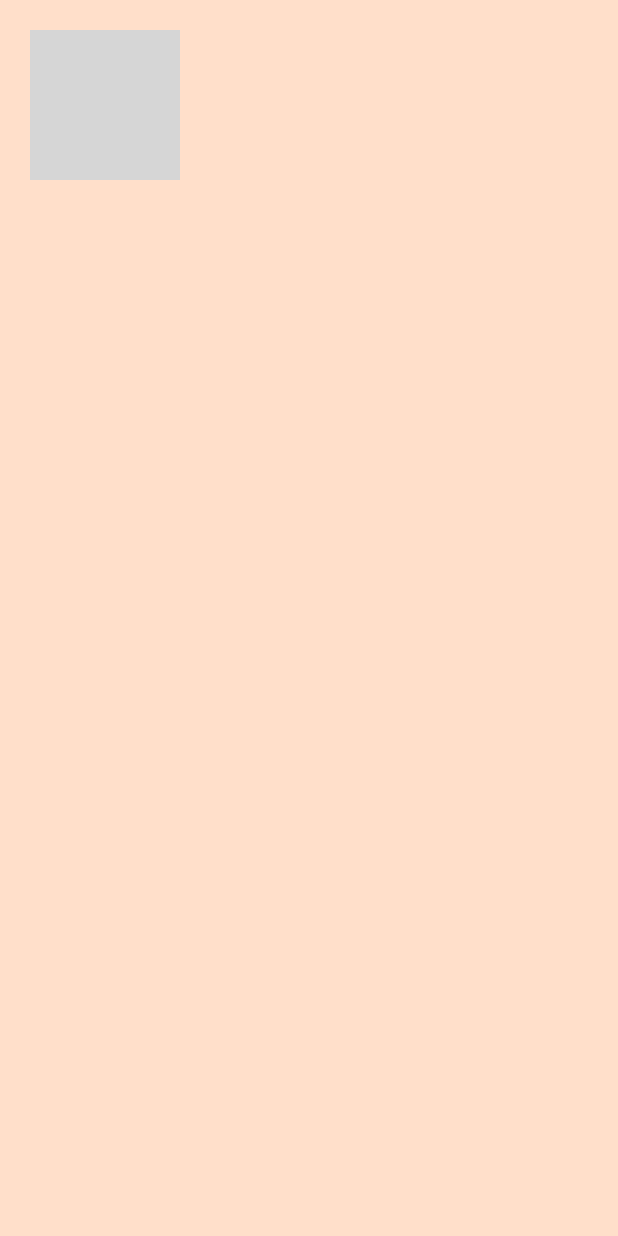
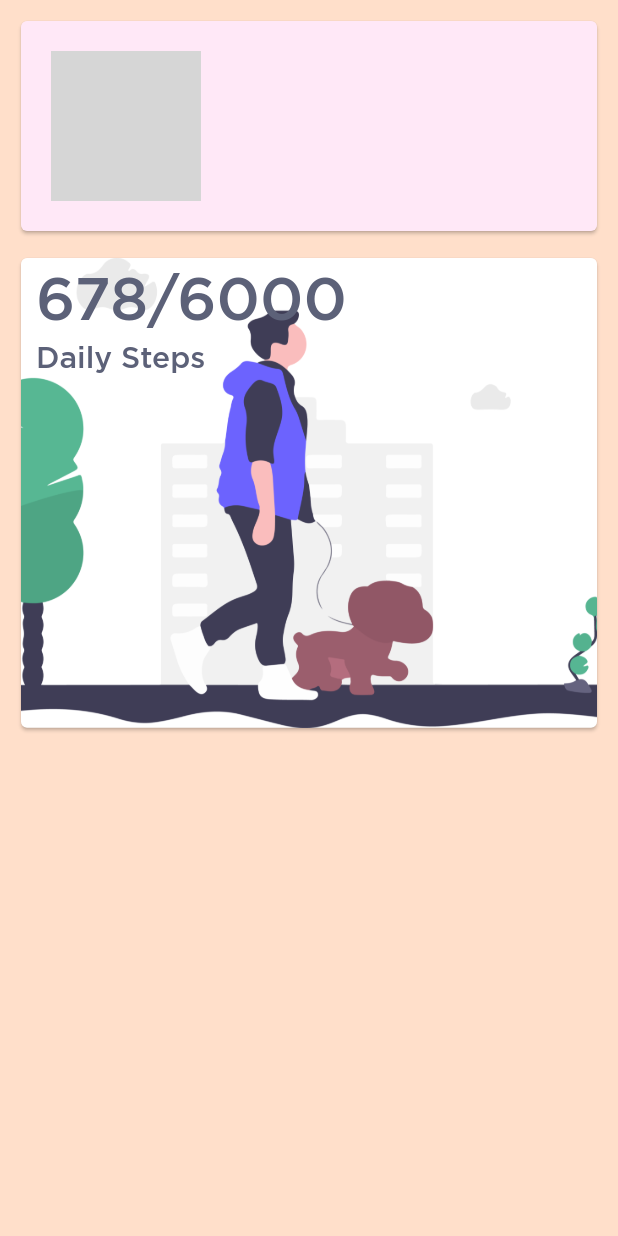
Before and after one commit to ameysunu/healthx, a Flutter app: the User screen opened directly, on a phone screen of 412 x 824 dp. Run offline on Flutter 3.47's test engine with Material 2 defaults, Android fonts, the light colour scheme and no system bars; our stand-ins replace cloud_firestore, firebase_auth, firebase_core, google_maps_flutter, google_sign_in, hexcolor and 1 more; missing offline and left inert: firebase_ml_vision, flutter_dialogflow; accounts and stored records are empty; network calls fail; project files that could hold a hidden picture were left out; grey boxes are pictures that could not be loaded.

Commit message:
ui changes

```diff
--- a/lib/user.dart
+++ b/lib/user.dart
@@ -16,13 +16,17 @@ class _UserState extends State<User> {
         child: SingleChildScrollView(
           child: Column(
             children: [
-              Row(
+              Padding(
+                padding: const EdgeInsets.all(10.0),
+                child: Card(
+                  color: Hexcolor('#FFE8F7'),
+                  child: Row(
                     children: [
                       Padding(
                         padding: const EdgeInsets.all(20.0),
                         child: CircleAvatar(
                           radius: 50,
-                      backgroundColor: Hexcolor('#FFDFCA'),
+                          backgroundColor: Hexcolor('#FFE8F7'),
                           backgroundImage: NetworkImage(imageUrl),
                         ),
                       ),
@@ -53,6 +57,52 @@ class _UserState extends State<User> {
                       ),
                     ],
                   ),
+                ),
+              ),
+              Padding(
+                padding: const EdgeInsets.fromLTRB(10.0, 0, 10, 10),
+                child: Card(
+                  child: Container(
+                    decoration: BoxDecoration(
+                      image: DecorationImage(
+                        image: AssetImage("images/walk.png"),
+                        fit: BoxFit.cover,
+                      ),
+                    ),
+                    height: MediaQuery.of(context).size.height * 0.38,
+                    width: MediaQuery.of(context).size.width * 1,
+                    child: Column(
+                      crossAxisAlignment: CrossAxisAlignment.start,
+                      children: [
+                        Row(
+                          children: [
+                            Padding(
+                              padding: const EdgeInsets.all(10.0),
+                              child: Text(
+                                "678/6000",
+                                style: TextStyle(
+                                    color: Hexcolor('#5C6178'),
+                                    fontFamily: 'Gotham',
+                                    fontSize: 40),
+                              ),
+                            ),
+                          ],
+                        ),
+                        Padding(
+                          padding: const EdgeInsets.fromLTRB(10.0, 0, 10, 10),
+                          child: Text(
+                            "Daily Steps",
+                            style: TextStyle(
+                                color: Hexcolor('#5C6178'),
+                                fontFamily: 'Gotham',
+                                fontSize: 20),
+                          ),
+                        ),
+                      ],
+                    ),
+                  ),
+                ),
+              ),
             ],
           ),
         ),
--- a/pubspec.yaml
+++ b/pubspec.yaml
@@ -28,7 +28,6 @@ dependencies:
   google_sign_in: ^4.5.3
   hexcolor:
   cloud_firestore: ^0.14.0+2
-  camera: ^0.5.8+5
   path_provider: ^1.6.7
   intl: ^0.16.1
   firebase_ml_vision: ^0.9.3+8
@@ -69,6 +68,7 @@ flutter:
     - images/symptom.png
     - images/food.png
     - images/marker.bmp
+    - images/walk.png
 
   # An image asset can refer to one or more resolution-specific "variants", see
   # https://flutter.dev/assets-and-images/#resolution-aware.
```
Also changed, not shown: images/walk.png (added), pubspec.lock. Lines whose indentation alone changed are shown as unchanged.
